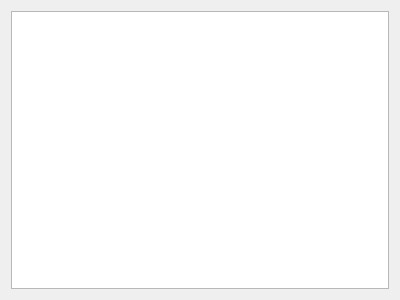
Qt form list.ui (Yay50210/comPo) before a commit.
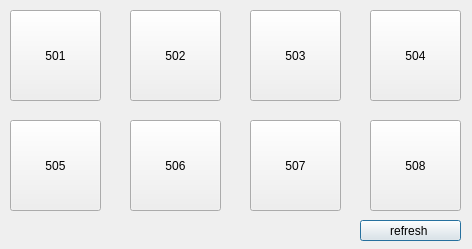
The same form after that commit.

```diff
--- a/list.ui
+++ b/list.ui
@@ -6,18 +6,130 @@
    <rect>
     <x>0</x>
     <y>0</y>
-    <width>400</width>
-    <height>300</height>
+    <width>472</width>
+    <height>249</height>
    </rect>
   </property>
   <property name="windowTitle">
    <string>Dialog</string>
   </property>
-  <layout class="QVBoxLayout" name="verticalLayout">
-   <item>
-    <widget class="QListWidget" name="listWidget"/>
-   </item>
-  </layout>
+  <widget class="QPushButton" name="btnrefresh">
+   <property name="geometry">
+    <rect>
+     <x>360</x>
+     <y>220</y>
+     <width>101</width>
+     <height>21</height>
+    </rect>
+   </property>
+   <property name="text">
+    <string>refresh </string>
+   </property>
+  </widget>
+  <widget class="QPushButton" name="pushButton_2">
+   <property name="geometry">
+    <rect>
+     <x>10</x>
+     <y>10</y>
+     <width>91</width>
+     <height>91</height>
+    </rect>
+   </property>
+   <property name="text">
+    <string>501</string>
+   </property>
+  </widget>
+  <widget class="QPushButton" name="pushButton_3">
+   <property name="geometry">
+    <rect>
+     <x>130</x>
+     <y>10</y>
+     <width>91</width>
+     <height>91</height>
+    </rect>
+   </property>
+   <property name="text">
+    <string>502</string>
+   </property>
+  </widget>
+  <widget class="QPushButton" name="pushButton_4">
+   <property name="geometry">
+    <rect>
+     <x>10</x>
+     <y>120</y>
+     <width>91</width>
+     <height>91</height>
+    </rect>
+   </property>
+   <property name="text">
+    <string>505</string>
+   </property>
+  </widget>
+  <widget class="QPushButton" name="pushButton_5">
+   <property name="geometry">
+    <rect>
+     <x>130</x>
+     <y>120</y>
+     <width>91</width>
+     <height>91</height>
+    </rect>
+   </property>
+   <property name="text">
+    <string>506</string>
+   </property>
+  </widget>
+  <widget class="QPushButton" name="btn3">
+   <property name="geometry">
+    <rect>
+     <x>250</x>
+     <y>10</y>
+     <width>91</width>
+     <height>91</height>
+    </rect>
+   </property>
+   <property name="text">
+    <string>503</string>
+   </property>
+  </widget>
+  <widget class="QPushButton" name="btn4">
+   <property name="geometry">
+    <rect>
+     <x>370</x>
+     <y>10</y>
+     <width>91</width>
+     <height>91</height>
+    </rect>
+   </property>
+   <property name="text">
+    <string>504</string>
+   </property>
+  </widget>
+  <widget class="QPushButton" name="pushButton_8">
+   <property name="geometry">
+    <rect>
+     <x>250</x>
+     <y>120</y>
+     <width>91</width>
+     <height>91</height>
+    </rect>
+   </property>
+   <property name="text">
+    <string>507</string>
+   </property>
+  </widget>
+  <widget class="QPushButton" name="pushButton_9">
+   <property name="geometry">
+    <rect>
+     <x>370</x>
+     <y>120</y>
+     <width>91</width>
+     <height>91</height>
+    </rect>
+   </property>
+   <property name="text">
+    <string>508</string>
+   </property>
+  </widget>
  </widget>
  <resources/>
  <connections/>
```
